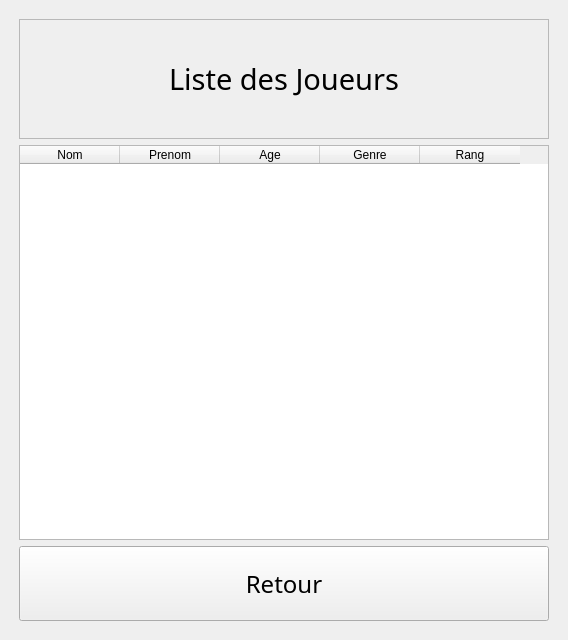
First picture: the form in views/qt_ux/player_list_view.ui, repository Gremy44/P4_repository, before the edit.
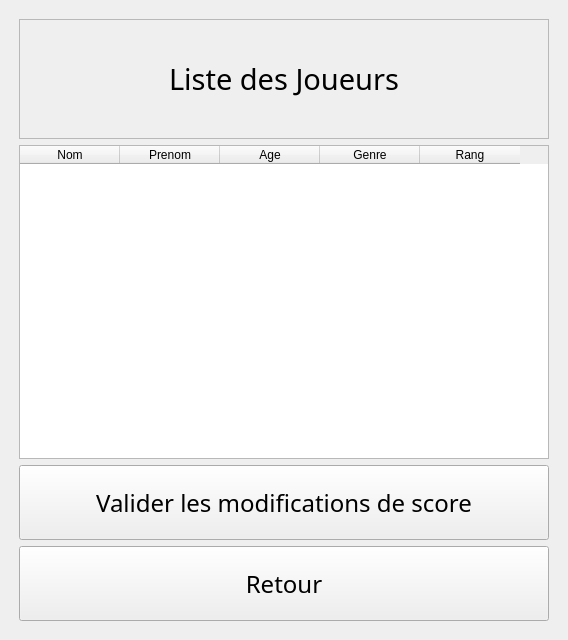
Second picture: the form after the edit.

```diff
--- a/views/qt_ux/player_list_view.ui
+++ b/views/qt_ux/player_list_view.ui
@@ -107,6 +107,25 @@
         </column>
        </widget>
       </item>
+      <item>
+       <widget class="QPushButton" name="pushButton">
+        <property name="minimumSize">
+         <size>
+          <width>0</width>
+          <height>75</height>
+         </size>
+        </property>
+        <property name="font">
+         <font>
+          <family>Noto Sans Light</family>
+          <pointsize>18</pointsize>
+         </font>
+        </property>
+        <property name="text">
+         <string>Valider les modifications de score</string>
+        </property>
+       </widget>
+      </item>
       <item>
        <widget class="QPushButton" name="back">
         <property name="minimumSize">
```
Left out of the diff: 2 changed lines with no effect on the pictures.
